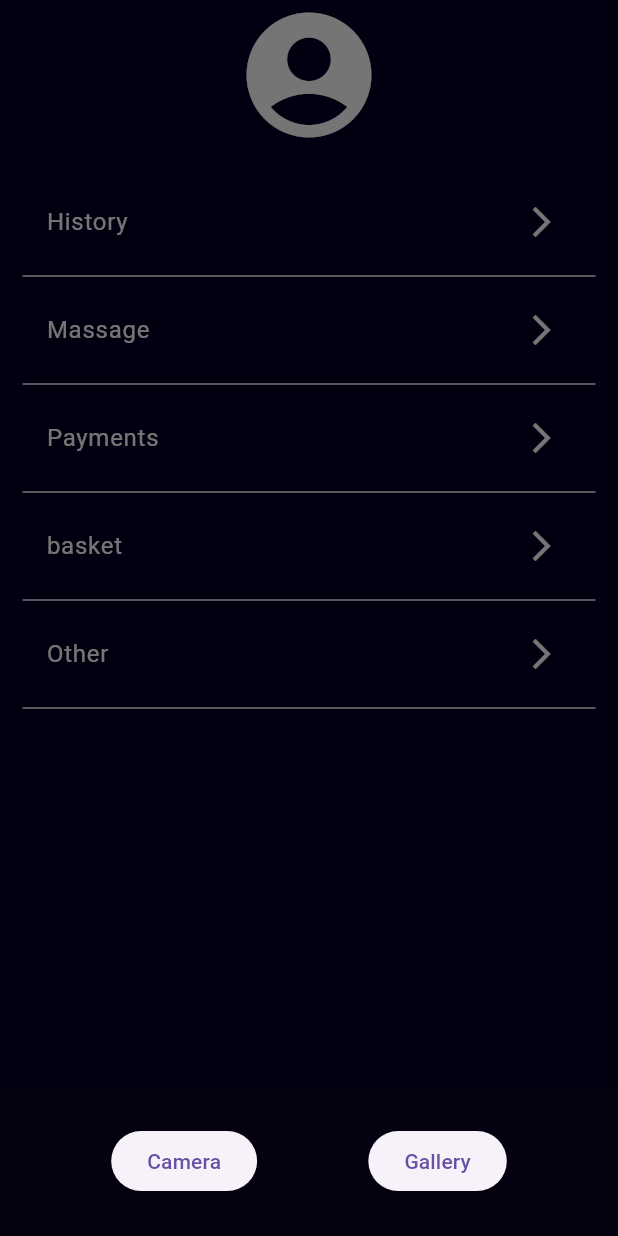
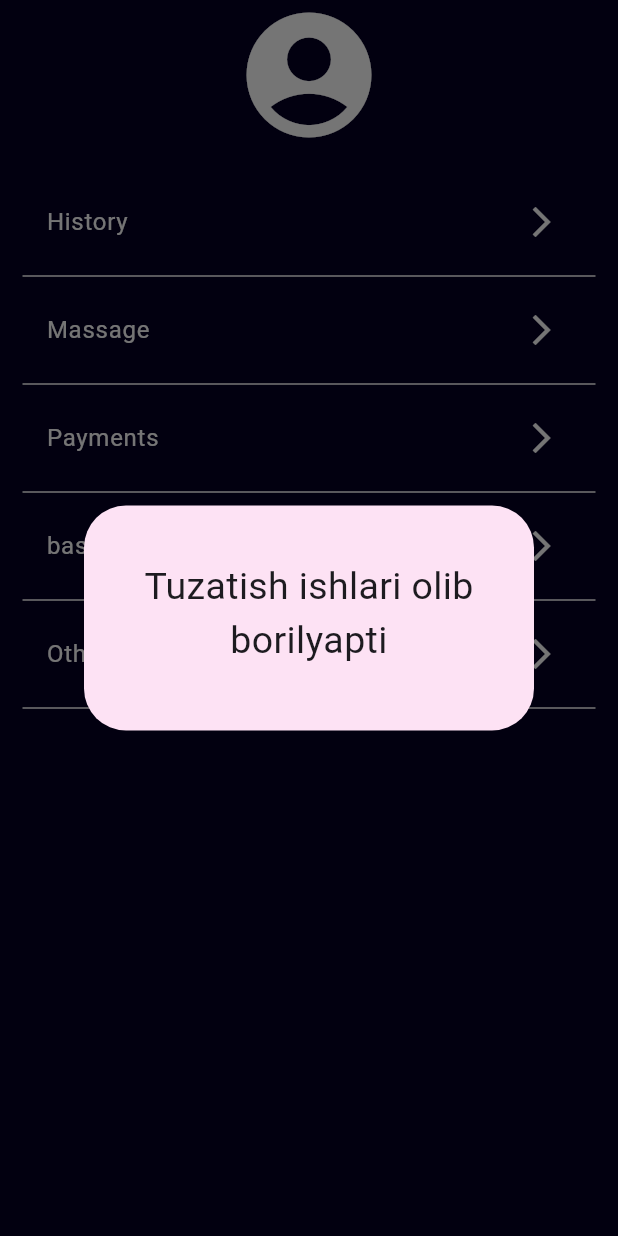
Before and after one commit to ahmadullo2023/Hot-Shop, a Flutter app: the ProfilePage screen opened directly, after a tap on "History", on a phone screen of 412 x 824 dp. Run offline on Flutter 3.47's test engine with Material 3 defaults, Android fonts, the phone set to English and light mode, and no system bars; our stand-ins replace carousel_slider, cloud_firestore, firebase_auth, firebase_core, firebase_messaging, firebase_storage and 4 more; accounts and stored records are empty; network calls fail.

```diff
--- a/lib/src/screens/favorite_page.dart
+++ b/lib/src/screens/favorite_page.dart
@@ -2,7 +2,6 @@ import 'package:cloud_firestore/cloud_firestore.dart';
 import 'package:flutter/material.dart';
 import 'package:hot_shop/src/common/constants/app_collors.dart';
 import 'package:hot_shop/src/widget/product_view.dart';
-
 
 class FavoritePage extends StatefulWidget {
   const FavoritePage({Key? key}) : super(key: key);
@@ -17,9 +16,7 @@ class _FavoritePageState extends State<FavoritePage> {
     return Scaffold(
       backgroundColor: AppColors.bcColor,
       body: StreamBuilder(
-        stream: FirebaseFirestore.instance
-            .collection('favorite')
-            .snapshots(),
+        stream: FirebaseFirestore.instance.collection('favorite').snapshots(),
         builder: (context, snapshot) {
           if (!snapshot.hasData) {
             return const Center(child: CircularProgressIndicator());
--- a/lib/src/screens/product_page.dart
+++ b/lib/src/screens/product_page.dart
@@ -5,6 +5,7 @@ import 'package:provider/provider.dart';
 import 'package:url_launcher/url_launcher.dart';
 import '../common/constants/app_collors.dart';
 import '../controller/provider.dart';
+import '../widget/google_map.dart';
 
 class ProductPage extends StatefulWidget {
   const ProductPage({
--- a/lib/src/view/custom_item.dart
+++ b/lib/src/view/custom_item.dart
@@ -58,46 +58,7 @@ class ProfileItem extends StatelessWidget {
       children: [
         GestureDetector(
           onTap: () {
-
-
-
-
-
-
-            showModalBottomSheet<void>(
-              context: context,
-              builder: (BuildContext context) {
-                return Container(
-                  height: 100,
-                  color: Color(0xFF040210),
-                  child: Center(
-                    child: Row(
-                      mainAxisAlignment: MainAxisAlignment.spaceEvenly,
-                      children: <Widget>[
-                        ElevatedButton(
-                          child: const Text('Camera'),
-                          onPressed: () => Navigator.pop(context),
-                        ),
-                        ElevatedButton(
-                          child: const Text('Gallery'),
-                          onPressed: () => Navigator.pop(context),
-                        ),
-                      ],
-                    ),
-                  ),
-                );
-              },
-            );
-
-
-
-
-
-
-
-
-
-            //DialogItem().dialogItem(context);
+            DialogItem().dialogItem(context);
           },
           child: ListTile(
             title: titleT,
```
Also changed, not shown: lib/src/controller/provider.dart (+13 -4 lines), lib/src/screens/add_page.dart (+19 -1 lines), lib/src/screens/profile_page.dart (+0 -69 lines), lib/src/widget/google_map.dart (added, +73 -0 lines).
